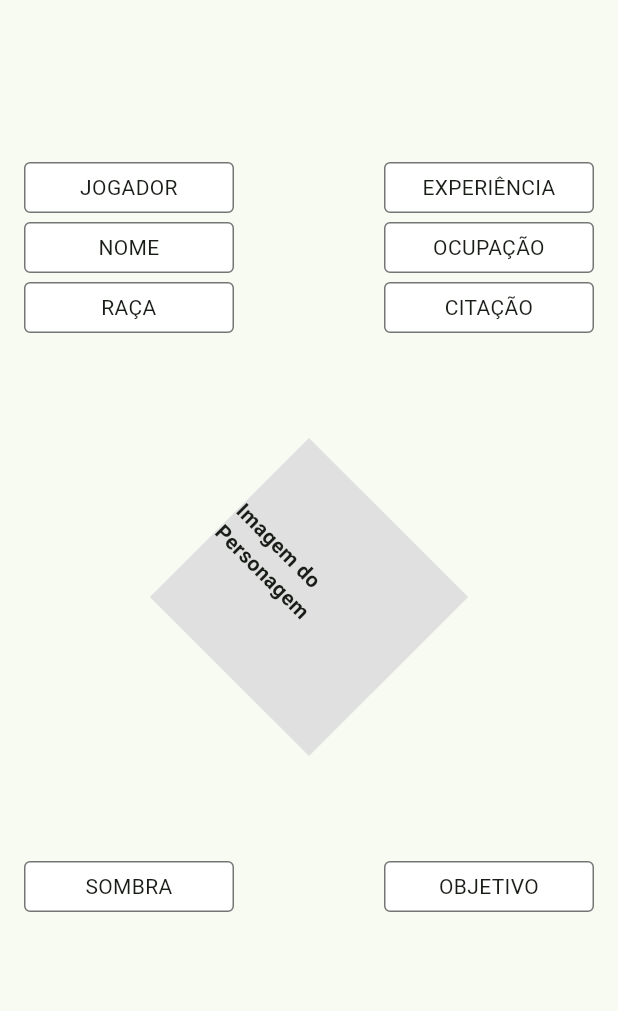
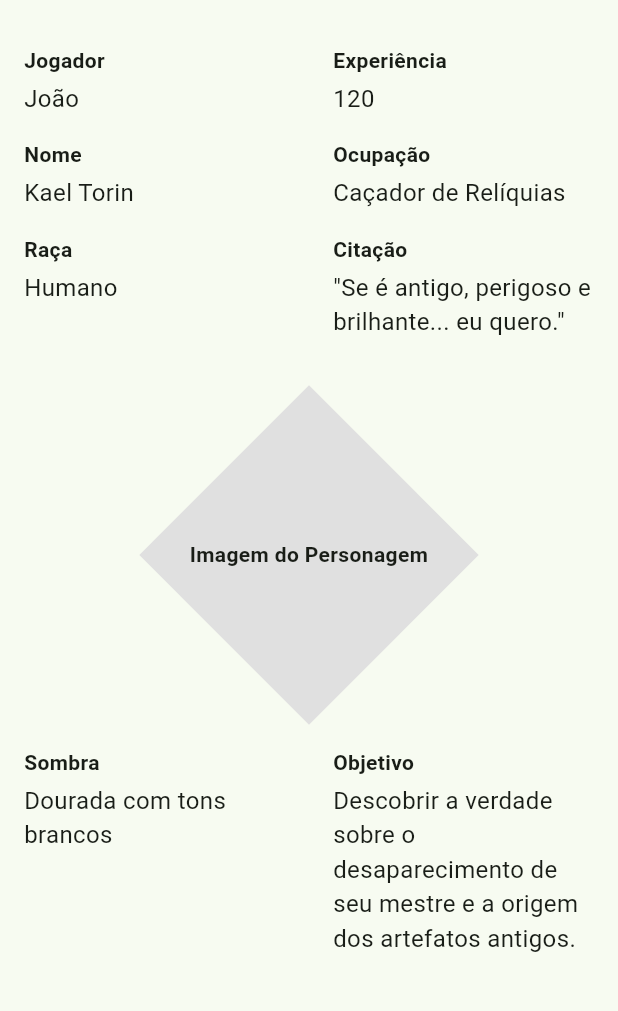
Before and after one commit to RaulMigSN/flutter_app_symba, a Flutter app: the screen it shows after launch, on a phone screen of 412 x 824 dp, the part 63-1074 px from its top. Run offline on Flutter 3.47's test engine with Material 3 defaults, Android fonts, the phone set to English and light mode, and no system bars.

Commit message:
Altered:  Character Model and Exemple, Minor Attribute, Sheet Screen;  Added: enum CoinType, Common Item Screen and Interaction with the example.
Alterei os modelos pois faltavam informações da ficha do personagem como sombra e dinheiro, oque também adicionei ao final de tudo.

Adaptei as telas para receberem os dados do exemplo, ou seja, agora qualquer personagem passado para as telas irá ter suas informações mostradas.

Adicionei uma tela de Items comuns, seguindo o padrão da ficha, ao final da tela é exibido o dinheiro pessoal, e também um campo de texto que é as riquezas aleatórias daquele personagem.

```diff
--- a/lib/models/character.dart
+++ b/lib/models/character.dart
@@ -1,5 +1,7 @@
 import 'dart:math';
 import 'dart:typed_data';
+import 'package:flutter_app_symba/models/enums.dart';
+
 import 'skill.dart';
 import 'equipment.dart';
 import 'artifact.dart';
@@ -8,6 +10,7 @@ import 'armor.dart';
 
 class Character {
   // Imutáveis Teoricamente
+  final String playerName;
   final String name;
   final String race;
 
@@ -46,6 +49,7 @@ class Character {
   String personalGoal;
   String friendsAndCompanions;
   String otherRiches;
+  String shadow;
 
   // Privando a lista para conceito de controle
   final List<Skill> _skillsAndPowers;
@@ -53,8 +57,10 @@ class Character {
   final List<Artifact> _artifactsAndTreasures;
   final List<Weapon> _weapons;
   final List<Armor> _armors;
+  final Map<CoinType, int> _coins;
 
   Character({
+    required this.playerName,
     required this.name,
     required this.race,
     required this.age,
@@ -80,11 +86,13 @@ class Character {
     required this.personalGoal,
     required this.friendsAndCompanions,
     required this.otherRiches,
+    required this.shadow,
     required List<Skill> skillsAndPowers,
     required List<Equipment> equipment,
     required List<Artifact> artifactsAndTreasures,
     required List<Weapon> weapons,
     required List<Armor> armors,
+    required Map<CoinType, int> coins,
   })  : _permanentCorruption = permanentCorruption,
         _temporaryCorruption = temporaryCorruption,
         _experience = experience,
@@ -93,7 +101,8 @@ class Character {
         _equipment = List.from(equipment),
         _artifactsAndTreasures = List.from(artifactsAndTreasures),
         _weapons = List.from(weapons),
-        _armors = List.from(armors) {
+        _armors = List.from(armors),
+        _coins = Map.from(coins) {
     _recalculateDerivedAttributes();
   }
 
@@ -103,6 +112,8 @@ class Character {
   int get painThreshold => _painThreshold;
   int get corruptionThreshold => _corruptionThreshold;
   int get defense => _defense;
+  Map<CoinType,int> get coins => _coins;
+  int getCoinByType(CoinType type) => _coins[type] ?? 0;
 
   // Atualização manual de vitalidade || útil pro futuro
   void takeDamage(int amount) => _currentVitality = max(0, _currentVitality - amount);
@@ -174,4 +185,17 @@ class Character {
 
   List<Armor> get armors => List.unmodifiable(_armors);
   void addArmor(Armor a) => _armors.add(a);
+
+  // Dinheiro do Personagem
+  void addCoins(CoinType type, int amount) {
+    _coins[type] = (_coins[type] ?? 0) + amount;
+  }
+  bool spendCoins(CoinType type, int amount) {
+    final current = _coins[type] ?? 0;
+    if (current >= amount) {
+      _coins[type] = current - amount;
+      return true;
+    }
+    return false;
+  }
 }
--- a/lib/models/chracter_exemple.dart
+++ b/lib/models/chracter_exemple.dart
@@ -17,6 +17,7 @@ Skill habilidade = Skill(name: 'Fazendo Curva', description: 'Você começa atir
 
 // Gerei com IA apenas para Facilitar.
 final exampleCharacter = Character(
+  playerName: 'João',
   name: 'Kael Torin',
   race: 'Humano',
   age: 28,
@@ -40,7 +41,8 @@ final exampleCharacter = Character(
   background: 'Sobrevivente da Ordem dos Caçadores, Kael cresceu em meio a ruínas e tumbas antigas. Especializou-se em encontrar e estudar artefatos esquecidos.',
   personalGoal: 'Descobrir a verdade sobre o desaparecimento de seu mestre e a origem dos artefatos antigos.',
   friendsAndCompanions: '',
-  otherRiches: 'Pingente misterioso que brilha quando há perigo, moedas de impérios esquecidos.',
+  otherRiches: 'Quadro Roubado',
+  shadow: 'Dourada com tons brancos',
   image: null, // ou Uint8List.fromList(...) se tiver uma imagem
   skillsAndPowers: [
     habilidade
@@ -57,4 +59,9 @@ final exampleCharacter = Character(
   armors: [
     Armor(name: 'Colete de Couro Enfeitiçado', protection: '1D4', description: 'Oferece proteção leve e mágica contra cortes.', price: '', quality: Quality(name: 'Equilibrada', description: 'Ela é equilibrada'), equipped: true)
   ],
+  coins: {
+    CoinType.taler: 10,
+    CoinType.xelin: 50,
+    CoinType.ortega: 3,
+  },
 );
--- a/lib/models/enums.dart
+++ b/lib/models/enums.dart
@@ -22,3 +22,22 @@ extension TypeActionExtension on TypeAction {
     }
   }
 }
+
+enum CoinType {
+  taler,
+  xelin,
+  ortega
+}
+
+extension CoinTypeExtension on CoinType {
+  String get label {
+    switch (this) {
+      case CoinType.taler:
+        return 'Taler';
+      case CoinType.xelin:
+        return 'Xelin';
+      case CoinType.ortega:
+        return 'Ortega';
+    }
+  }
+}
--- a/lib/screens/character_sheet.dart
+++ b/lib/screens/character_sheet.dart
@@ -1,68 +1,112 @@
+import 'dart:math' as math;
 import 'package:flutter/material.dart';
-import 'dart:math' as math;
-
-import 'package:flutter_app_symba/components/text_field_component.dart';
 import 'package:flutter_app_symba/models/character.dart';
-import 'package:flutter_app_symba/models/chracter_exemple.dart';
 import 'package:flutter_app_symba/screens/character_details.dart';
 
 class CharacterSheetScreen extends StatelessWidget {
-  CharacterSheetScreen({super.key});
+  final Character character;
 
-  final Character exemplo = exampleCharacter;
+  const CharacterSheetScreen({super.key, required this.character});
+
+  Widget buildField(String label, String content) {
+    return Column(
+      crossAxisAlignment: CrossAxisAlignment.start,
+      children: [
+        Text(label, style: const TextStyle(fontWeight: FontWeight.bold, fontSize: 14)),
+        const SizedBox(height: 4),
+        Text(content, style: const TextStyle(fontSize: 16), overflow: TextOverflow.visible),
+        const SizedBox(height: 16), // Espaço entre os campos
+      ],
+    );
+  }
 
   @override
-  Widget build(BuildContext context) { // ESQUELETO APENAS PARA DISPOSIÇÃO DAS INFORMAÇÕES
+  Widget build(BuildContext context) {
     return Scaffold(
-      appBar: AppBar(title: const Text('Ficha - Symbaroum'),),
-      body: Center(
-        child: SizedBox(
-          width: 400,
-          height: 600,
-          child: Stack(
-            alignment: Alignment.center,
+      appBar: AppBar(title: const Text('Ficha - Symbaroum')),
+      body: SingleChildScrollView(
+        padding: const EdgeInsets.all(16),
+        child: Center(
+          child: Column(
             children: [
-              // Losangulo da Imagem do Personagem
+              // Utilizei a lógica dos atributos, distribuindo mewlhor.
+              Row(
+                mainAxisAlignment: MainAxisAlignment.spaceEvenly,
+                crossAxisAlignment: CrossAxisAlignment.start,
+                children: [
+                  // Coluna da esquerda
+                  Expanded(
+                    child: Column(
+                      crossAxisAlignment: CrossAxisAlignment.start,
+                      children: [
+                        buildField('Jogador', character.playerName),
+                        buildField('Nome', character.name),
+                        buildField('Raça', character.race),
+                      ],
+                    ),
+                  ),
+                  const SizedBox(width: 32),
+                  // Coluna da direita
+                  Expanded(
+                    child: Column(
+                      crossAxisAlignment: CrossAxisAlignment.start,
+                      children: [
+                        buildField('Experiência', character.experience.toString()),
+                        buildField('Ocupação', character.occupation),
+                        buildField('Citação', character.quote),
+                      ],
+                    ),
+                  ),
+                ],
+              ),
+
+              const SizedBox(height: 48),
+
+              // Imagem do personagme
               GestureDetector(
                 onTap: () {
                   Navigator.push(
                     context,
                     MaterialPageRoute(
-                      builder: (_) => CharacterDetail(character: exemplo)
-                    )
+                      builder: (_) => CharacterDetail(character: character),
+                    ),
                   );
                 },
                 child: Transform.rotate(
                   angle: math.pi / 4,
                   child: Container(
-                    width: 150,
-                    height: 150,
+                    width: 160,
+                    height: 160,
                     color: Colors.grey[300],
-                    child: const Center(
-                      child: Text(
-                        "Imagem do Personagem",
-                        style: TextStyle(fontWeight: FontWeight.bold),
+                    child: Transform.rotate(
+                      angle: -math.pi / 4,
+                      child: const Center(
+                        child: Text(
+                          "Imagem do Personagem",
+                          textAlign: TextAlign.center,
+                          style: TextStyle(fontWeight: FontWeight.bold),
+                        ),
                       ),
                     ),
                   ),
                 ),
               ),
 
-              const Positioned(top: 10, left: 10, child: TextFieldComponent("JOGADOR")),
-              const Positioned(top: 50, left: 10, child: TextFieldComponent("NOME")),
-              const Positioned(top: 90, left: 10, child: TextFieldComponent("RAÇA")),
+              const SizedBox(height: 48),
 
-              const Positioned(top: 10, right: 10, child: TextFieldComponent("EXPERIÊNCIA")),
-              const Positioned(top: 50, right: 10, child: TextFieldComponent("OCUPAÇÃO")),
-              const Positioned(top: 90, right: 10, child: TextFieldComponent("CITAÇÃO")),
-
-              const Positioned(bottom: 90, left: 10, child: TextFieldComponent("SOMBRA")),
-              const Positioned(bottom: 90, right: 10, child: TextFieldComponent("OBJETIVO")),
+              Row(
+                crossAxisAlignment: CrossAxisAlignment.start,
+                mainAxisAlignment: MainAxisAlignment.spaceEvenly,
+                children: [
+                  Expanded(child: buildField('Sombra', character.shadow)),
+                  const SizedBox(width: 32),
+                  Expanded(child: buildField('Objetivo', character.personalGoal)),
+                ],
+              ),
             ],
-          )
+          ),
         ),
       ),
     );
   }
-
 }
--- a/lib/screens/initial_page.dart
+++ b/lib/screens/initial_page.dart
@@ -1,6 +1,7 @@
 import 'package:flutter/material.dart';
 import 'package:flutter_app_symba/models/character.dart';
 import 'package:flutter_app_symba/screens/character_armor_weapons.dart';
+import 'package:flutter_app_symba/screens/character_common_items.dart';
 import 'package:flutter_app_symba/screens/character_skills.dart';
 import 'character_sheet.dart';
 import 'character_attributes.dart';
@@ -14,10 +15,11 @@ class InitialPage extends StatelessWidget {
     return PageView(
       scrollDirection: Axis.horizontal,
       children: [
-        CharacterSheetScreen(),
-        CharacterAttributes(),
+        CharacterSheetScreen(character: character),
+        CharacterAttributes(character: character),
         CharacterSkills(skills:character.skillsAndPowers),
-        CharacterArmorWeapons(weapons: character.weapons, armors: character.armors)
+        CharacterArmorWeapons(weapons: character.weapons, armors: character.armors),
+        CharacterCommonItems(allEquipments: character.equipment, coins: character.coins, initialRiches: character.otherRiches,)
       ],
     );
   }
```
Also changed, not shown: lib/components/minor_attribute_field.dart (+7 -3 lines), lib/screens/character_attributes.dart (+30 -24 lines), lib/screens/character_common_items.dart (added, +131 -0 lines).
